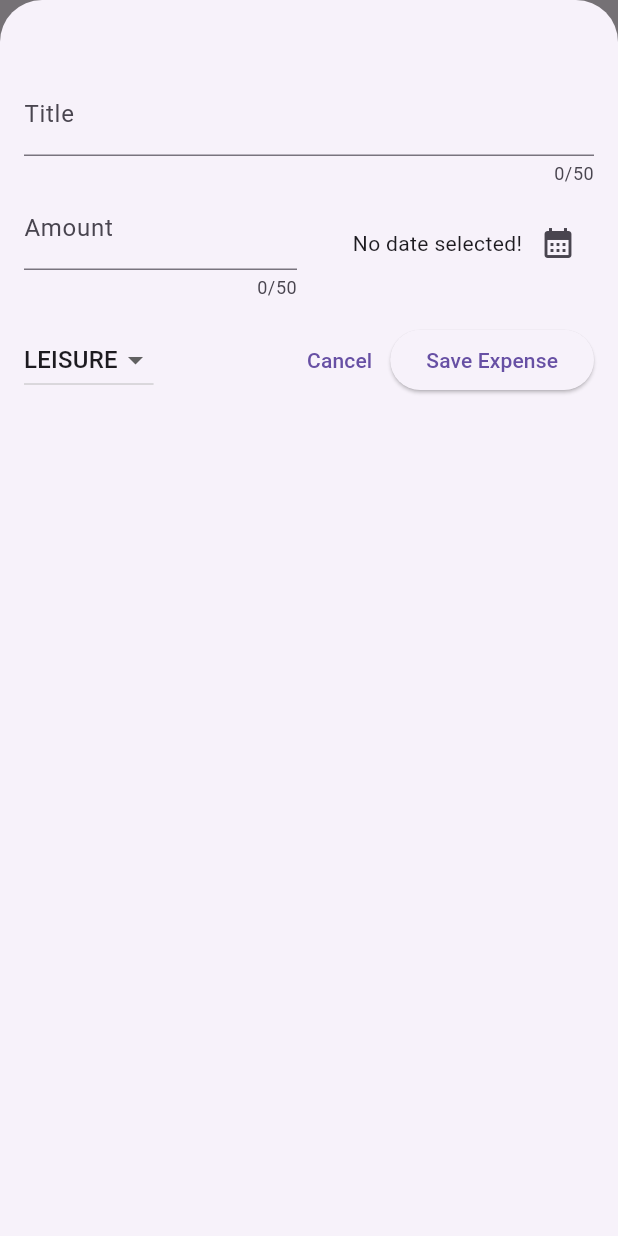
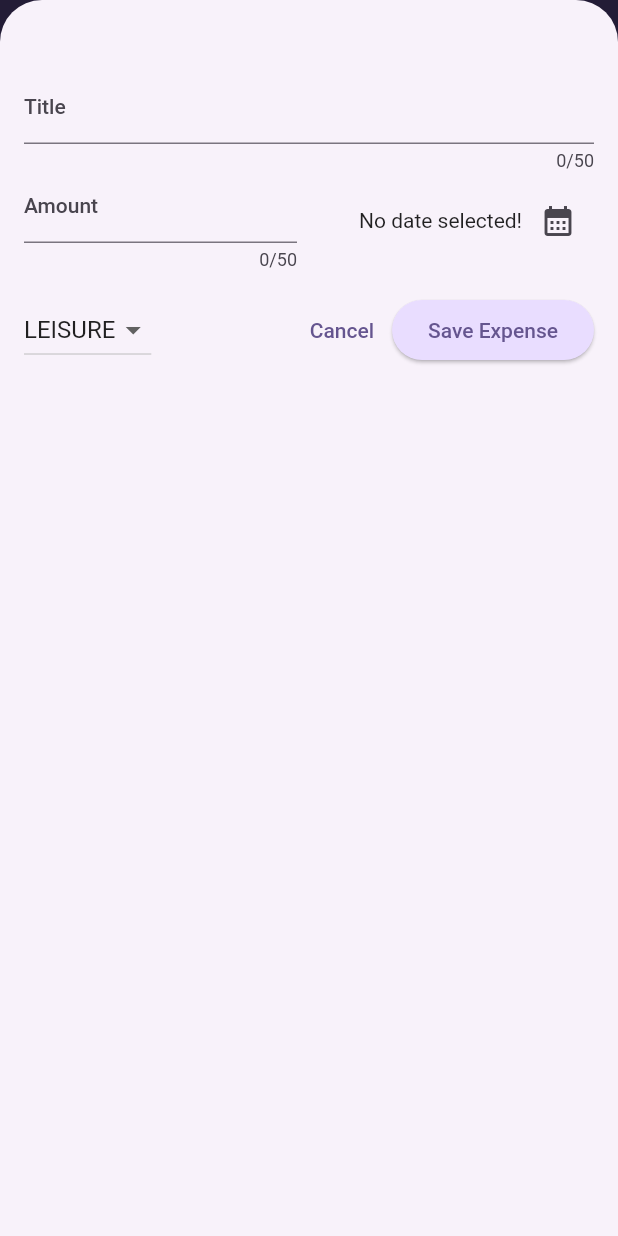
Before and after one commit to csk111165/Flutter-expense-tracker-app, a Flutter app: the screen it shows after launch, after a tap on the "add" icon, on a phone screen of 412 x 824 dp. Run offline on Flutter 3.47's test engine with Material 2 defaults, Android fonts, the phone set to English and light mode, and no system bars.

Commit message:
Adding themes

```diff
--- a/lib/main.dart
+++ b/lib/main.dart
@@ -1,12 +1,42 @@
 import 'package:flutter/material.dart';
 import 'package:expense_tracker/widgets/expenses.dart';
+
+var kColorScheme = ColorScheme.fromSeed(
+  seedColor: const Color.fromARGB(255, 96, 59, 181),
+  );
 
 void main() {
 
   runApp(
      MaterialApp(
       debugShowCheckedModeBanner: false, // this will hide the debug banner watermark
-      theme: ThemeData(useMaterial3: true), // using Material 3 , it allows good look and feel
+      // using Material 3 , it allows good look and feel
+      theme: ThemeData().copyWith(
+        useMaterial3: true,
+        colorScheme: kColorScheme,
+        appBarTheme: const AppBarTheme().copyWith(
+          backgroundColor: kColorScheme.onPrimaryContainer,
+          foregroundColor: kColorScheme.primaryContainer,
+        ),
+        cardTheme: const CardTheme().copyWith(
+          color: kColorScheme.secondaryContainer,
+          margin: const EdgeInsets.symmetric(horizontal: 16, vertical: 8),
+        ),
+        elevatedButtonTheme: ElevatedButtonThemeData(
+          style: ElevatedButton.styleFrom(
+            backgroundColor: kColorScheme.primaryContainer,
+          ),
+        ),
+        textTheme: ThemeData().textTheme.copyWith(
+          titleLarge: TextStyle(
+            fontWeight: FontWeight.normal,
+            color: kColorScheme.onSecondaryContainer,
+            fontSize: 14,
+
+          ),
+        ),
+
+        ),
       home: const Expenses(),
       ),
   );
```
